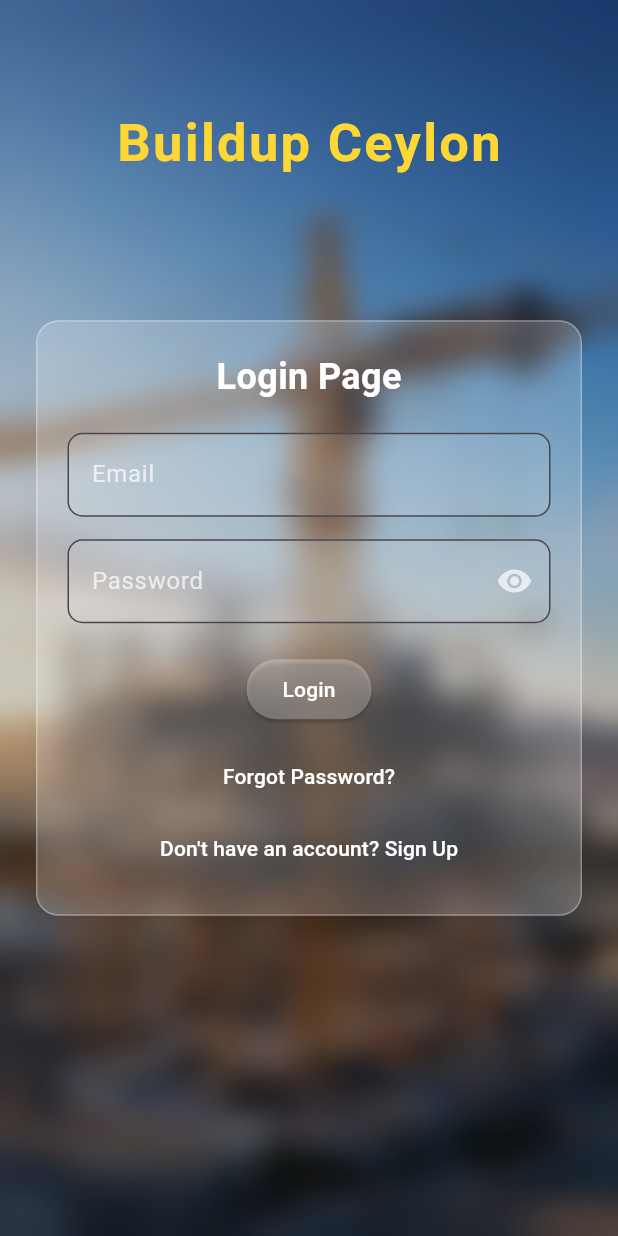
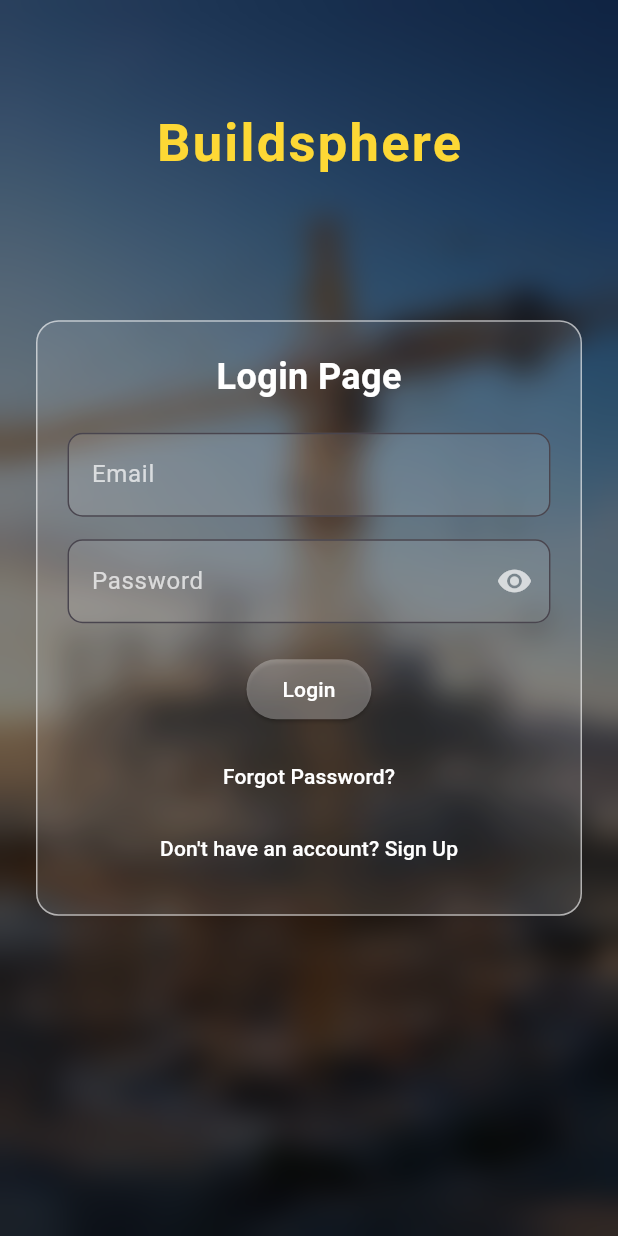
Before and after one commit to Kavishka-Ranasinghe/Buildsphere-Mobile-App, a Flutter app: the screen it shows after launch, after a tap on "Sign Up", after a tap on "Login Page", on a phone screen of 412 x 824 dp. Run offline on Flutter 3.47's test engine with Material 3 defaults, Android fonts, the phone set to English and light mode, and no system bars; our stand-ins replace cloud_firestore, firebase_auth, firebase_core, firebase_storage, image_picker, shared_preferences; accounts and stored records are empty.

Commit message:
App name Changed : Buildsphere
According to supervisor request the App name changed from "Buildup ceylon" to "Buildsphere"

starting from 11.03.2025 app is called "Buildsphere"

```diff
--- a/lib/Hardware Shop Owner/hso_home.dart
+++ b/lib/Hardware Shop Owner/hso_home.dart
@@ -25,7 +25,7 @@ class _HardwareShopOwnerPageState extends State<HardwareShopOwnerPage> {
     return Scaffold(
       appBar: AppBar(
         title: const Text(
-          'Buildup Ceylon',
+          'Buildsphere',
           style: TextStyle(
             fontSize: 35,
             fontWeight: FontWeight.bold,
--- a/lib/Signup Pages/other_sign_up.dart
+++ b/lib/Signup Pages/other_sign_up.dart
@@ -149,6 +149,7 @@ class _SignUpPageState extends State<SignUpPage> {
 
   @override
   Widget build(BuildContext context) {
+    bool isKeyboardOpen = MediaQuery.of(context).viewInsets.bottom > 0;
     return Scaffold(
       body: Stack(
         children: [
@@ -170,14 +171,15 @@ class _SignUpPageState extends State<SignUpPage> {
             ),
           ),
 
-          // "Buildup Ceylon" text
+          // "Buildsphere" text
+          if (!isKeyboardOpen)
           Positioned(
-            top: 50,
+            top:32,
             left: 0,
             right: 0,
             child: Center(
               child: Text(
-                "Buildup Ceylon",
+                "Buildsphere",
                 style: TextStyle(
                   fontSize: 28,
                   fontWeight: FontWeight.bold,
--- a/lib/c_item_shopping.dart
+++ b/lib/c_item_shopping.dart
@@ -33,7 +33,7 @@ class ItemShoppingScreen extends StatelessWidget {
     return Scaffold(
       appBar: AppBar(
         title: const Text(
-          'Buildup Ceylon',
+          'Buildsphere',
           style: TextStyle(
             fontSize: 35,
             fontWeight: FontWeight.bold,
--- a/lib/c_raw_supply_shopping.dart
+++ b/lib/c_raw_supply_shopping.dart
@@ -44,7 +44,7 @@ class _RawSupplyScreenState extends State<RawSupplyScreen> {
     return Scaffold(
       appBar: AppBar(
         title: const Text(
-          'Buildup Ceylon',
+          'Buildsphere',
           style: TextStyle(
             fontSize: 35,
             fontWeight: FontWeight.bold,
--- a/lib/login.dart
+++ b/lib/login.dart
@@ -20,7 +20,7 @@ class _LoginPageState extends State<LoginPage> {
   bool _obscurePassword = true; // Toggle password visibility
 
   // Admin Credentials
-  final String adminEmail = "ceylon@gmail.com";
+  final String adminEmail = "Buildsphere@gmail.com";
   final String adminPassword = "password";
 
   void _login() async {
@@ -125,6 +125,8 @@ class _LoginPageState extends State<LoginPage> {
 
   @override
   Widget build(BuildContext context) {
+    bool isKeyboardOpen = MediaQuery.of(context).viewInsets.bottom > 0;
+
     return Scaffold(
       body: Stack(
         children: [
@@ -141,23 +143,24 @@ class _LoginPageState extends State<LoginPage> {
             child: BackdropFilter(
               filter: ImageFilter.blur(sigmaX: 10, sigmaY: 10),
               child: Container(
-                color: Colors.black.withOpacity(0.2), // Adds a subtle dark overlay
+                color: Colors.black.withOpacity(0.5), // Adds a subtle dark overlay
               ),
             ),
           ),
 
-          // Buildup Ceylon Text
+          // Buildsphere Text (Hides when keyboard is open)
+          if (!isKeyboardOpen)
             Positioned(
               top: 70,
               left: 0,
               right: 0,
               child: Center(
                 child: Text(
-                "Buildup Ceylon",
+                  "Buildsphere",
                   style: TextStyle(
                     fontSize: 35,
                     fontWeight: FontWeight.bold,
-                  color: Colors.yellow.shade600, // Yellow font color
+                    color: Colors.yellow.shade600,
                     letterSpacing: 1.5,
                   ),
                 ),
@@ -172,9 +175,9 @@ class _LoginPageState extends State<LoginPage> {
                 child: Container(
                   padding: const EdgeInsets.all(20),
                   decoration: BoxDecoration(
-                    color: Colors.white.withOpacity(0.2),
+                    color: Colors.white.withOpacity(0.1),
                     borderRadius: BorderRadius.circular(15),
-                    border: Border.all(color: Colors.white.withOpacity(0.3)),
+                    border: Border.all(color: Colors.white.withOpacity(0.6)),
                   ),
                   child: Column(
                     children: [
@@ -234,7 +237,7 @@ class _LoginPageState extends State<LoginPage> {
                             ),
                             onPressed: () {
                               setState(() {
-                                _obscurePassword = !_obscurePassword; // Toggle password visibility
+                                _obscurePassword = !_obscurePassword;
                               });
                             },
                           ),
--- a/lib/main.dart
+++ b/lib/main.dart
@@ -2,12 +2,12 @@ import 'package:flutter/material.dart';
 import 'splash_screen.dart';
 // Import your SignUpLoginPage here
 import 'package:firebase_core/firebase_core.dart';
-import 'package:flutter/material.dart';
+
 
 void main() async {
   WidgetsFlutterBinding.ensureInitialized();
   await Firebase.initializeApp();
-  runApp(MyApp());
+  runApp( const MyApp());
 }
 
 
@@ -19,7 +19,7 @@ class MyApp extends StatelessWidget {
   @override
   Widget build(BuildContext context) {
     return MaterialApp(
-      title: 'Buildup Ceylon',
+      title: 'Buildsphere',
       theme: ThemeData(
         primarySwatch: Colors.blue,
         colorScheme: ColorScheme.fromSeed(seedColor: Colors.deepPurple),
--- a/lib/room_section.dart
+++ b/lib/room_section.dart
@@ -12,7 +12,7 @@ class room_section extends StatelessWidget {
     return Scaffold(
       appBar: AppBar(
         title: const Text(
-          'Buildup Ceylon',
+          'Buildsphere',
           style: TextStyle(
             fontSize: 35,
             fontWeight: FontWeight.bold,
--- a/lib/splash_screen.dart
+++ b/lib/splash_screen.dart
@@ -21,7 +21,7 @@ class _SplashScreenState extends State<SplashScreen> {
   // Function to check the login status and navigate accordingly
   _navigateToNextScreen() async {
     // Simulate a loading period for the splash screen
-    await Future.delayed(const Duration(seconds: 5), () {});
+    await Future.delayed(const Duration(seconds: 7), () {});
 
     // Access SharedPreferences to check if the user is logged in
     SharedPreferences prefs = await SharedPreferences.getInstance();
@@ -92,7 +92,7 @@ class _SplashScreenState extends State<SplashScreen> {
             left: 0,
             right: 0,
             child: Text(
-              'Ceylon Buildup',  // Your app name
+              'Buildsphere',  // Your app name
               style: TextStyle(
                 color: Colors.yellow,  // Text color
                 fontSize: screenWidth * 0.1,  // Text size relative to screen width
```
Also changed, not shown: 1 other file. Lines whose indentation alone changed are shown as unchanged.
